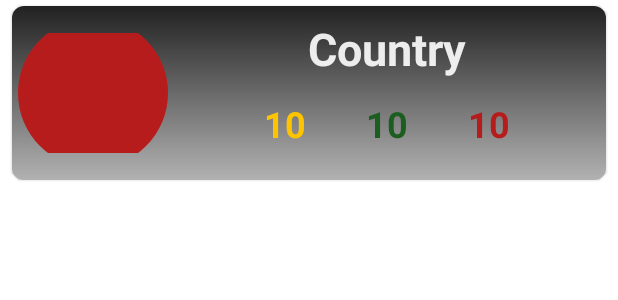
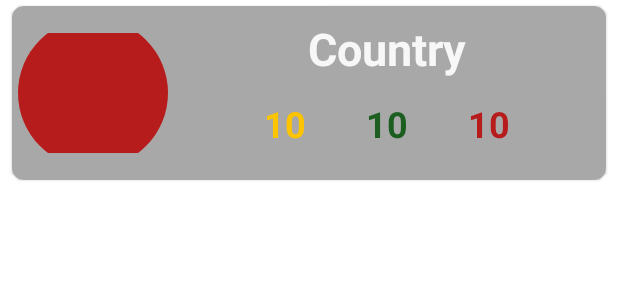
Before and after one commit to edwinperaza/online-healthcare, an Android app: the layout item_covid_country.xml on its own in the app's theme, with its tools: preview values and no code run, on a phone screen of 412 x 824 dp. Shown: the top 300 px of the screen. Run offline under Robolectric (Android 15) with nearby library versions, the phone set to English and light mode, and no system bars.

Commit message:
Update item background color

```diff
--- a/app/src/main/res/layout/item_covid_country.xml
+++ b/app/src/main/res/layout/item_covid_country.xml
@@ -14,7 +14,7 @@
     <androidx.constraintlayout.widget.ConstraintLayout
         android:layout_width="match_parent"
         android:layout_height="wrap_content"
-        android:background="@drawable/bg_grey_gradient">
+        android:background="@color/gray_90_percent">
 
         <androidx.appcompat.widget.AppCompatImageView
             android:id="@+id/countryFlagImage"
--- a/app/src/main/res/layout/item_feed.xml
+++ b/app/src/main/res/layout/item_feed.xml
@@ -14,7 +14,7 @@
     <androidx.constraintlayout.widget.ConstraintLayout
         android:layout_width="match_parent"
         android:layout_height="wrap_content"
-        android:background="@drawable/bg_grey_gradient">
+        android:background="@color/gray_90_percent">
 
         <TextView
             android:id="@+id/feedItemTitle"
--- a/app/src/main/res/values/colors.xml
+++ b/app/src/main/res/values/colors.xml
@@ -13,6 +13,8 @@
     <color name="gray_dark">#555656</color>
     <color name="gray">#9F9F9F</color>
     <color name="gray_30_percent">#4D9F9F9F</color>
+    <color name="gray_70_percent">#B39F9F9F</color>
+    <color name="gray_90_percent">#E69F9F9F</color>
     <color name="gray_light">#C9C9C9</color>
     <color name="gray_extra_light">#F4F5F5</color>
     <color name="white">#FFFFFF</color>
```
